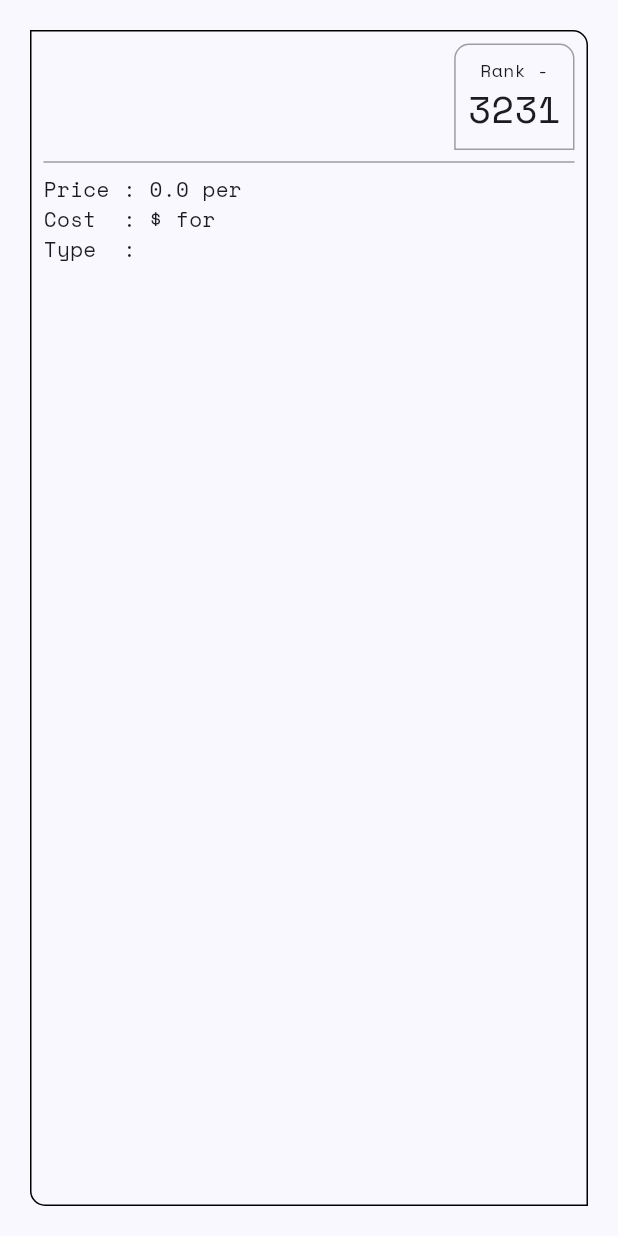
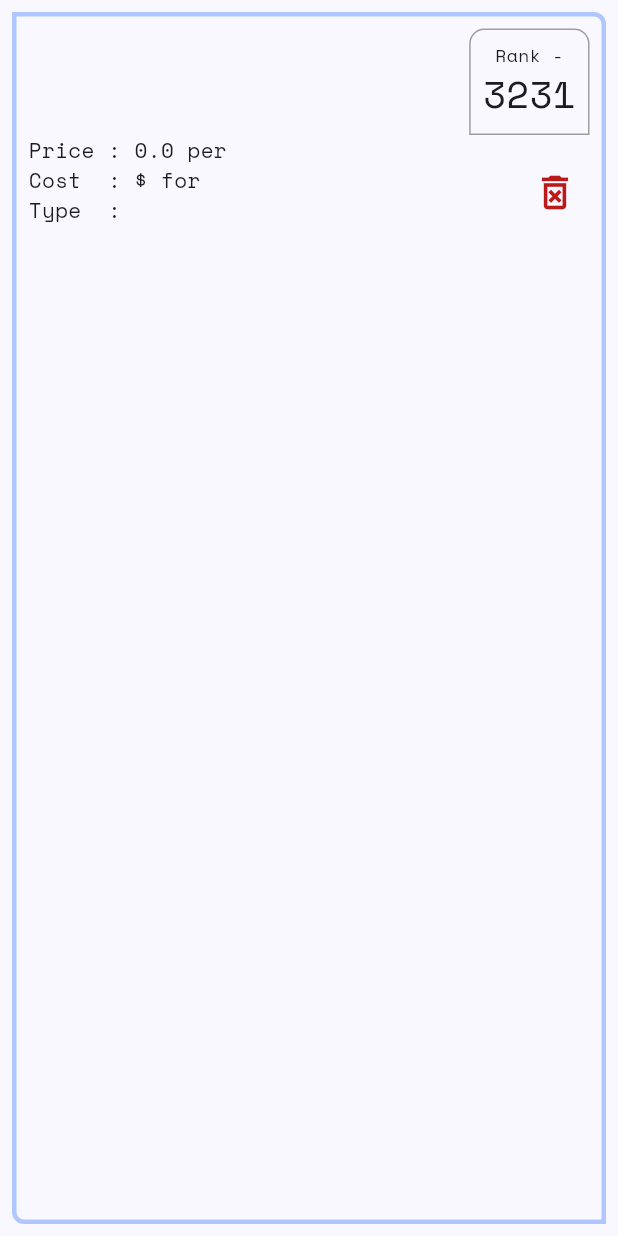
Before and after one commit to sandeep-josyula/veryclear, a Flutter app: the DisplayItem widget shown alone on an empty page, opened directly with empty values, on a phone screen of 412 x 824 dp. Run offline on Flutter 3.47's test engine with Material 3 defaults, Android fonts, the light colour scheme and no system bars; our stand-ins replace google_fonts.

Commit message:
Cleaned up view without divider

```diff
--- a/lib/displayitem.dart
+++ b/lib/displayitem.dart
@@ -22,24 +22,30 @@ class DisplayItem extends StatelessWidget {
   @override
   Widget build(BuildContext context) {
     return Padding(
-      padding: const EdgeInsets.all(20.0),
+      padding: const EdgeInsets.fromLTRB(8.0, 8.0, 8.0, 8.0),
       child: Container(
         decoration: BoxDecoration(
-            border: Border.all(),
+            border: Border.all(
+                color: Theme.of(context).colorScheme.inversePrimary,
+                width: 3.0,
+                style: BorderStyle.solid),
             borderRadius: const BorderRadius.only(
-                topRight: Radius.circular(10),
-                bottomLeft: Radius.circular(10))),
+              topRight: Radius.circular(8),
+              bottomLeft: Radius.circular(8),
+            )),
         child: Column(
           children: [
             Row(
               mainAxisAlignment: MainAxisAlignment.spaceBetween,
               children: [
                 Padding(
-                  padding: const EdgeInsets.fromLTRB(8.0, 8.0, 8.0, 0.0),
+                  padding: const EdgeInsets.fromLTRB(8.0, 8.0, 8.0, 8.0),
                   child: Text(
                     itemdescription,
                     textAlign: TextAlign.center,
                     style: TextStyle(
+                      color: Theme.of(context).colorScheme.primary,
+                      fontWeight: FontWeight.bold,
                       fontSize: 20.0,
                     ),
                   ),
@@ -75,14 +81,16 @@ class DisplayItem extends StatelessWidget {
                 ),
               ],
             ),
-            const Divider(
-              color: Colors.grey,
-              indent: 8.0,
-              endIndent: 8.0,
-            ),
+            // const Divider(
+            //   color: Colors.grey,
+            //   indent: 48.0,
+            //   endIndent: 48.0,
+            // ),
             Padding(
-              padding: EdgeInsets.fromLTRB(8.0, 0.0, 8.0, 8.0),
+              padding: const EdgeInsets.fromLTRB(8.0, 0.0, 8.0, 8.0),
               child: Row(
+                crossAxisAlignment: CrossAxisAlignment.end,
+                mainAxisAlignment: MainAxisAlignment.spaceBetween,
                 children: [
                   Column(
                     crossAxisAlignment: CrossAxisAlignment.start,
@@ -98,6 +106,15 @@ class DisplayItem extends StatelessWidget {
                       )
                     ],
                   ),
+                  IconButton(
+                    visualDensity: VisualDensity.comfortable,
+                    color: Theme.of(context).colorScheme.error,
+                    iconSize: 30,
+                    icon: const Icon(Icons.delete_forever_outlined),
+                    onPressed: () {
+                      print("deleting");
+                    },
+                  ),
                 ],
               ),
             ),
```
Also changed, not shown: lib/main.dart (+31 -18 lines).
